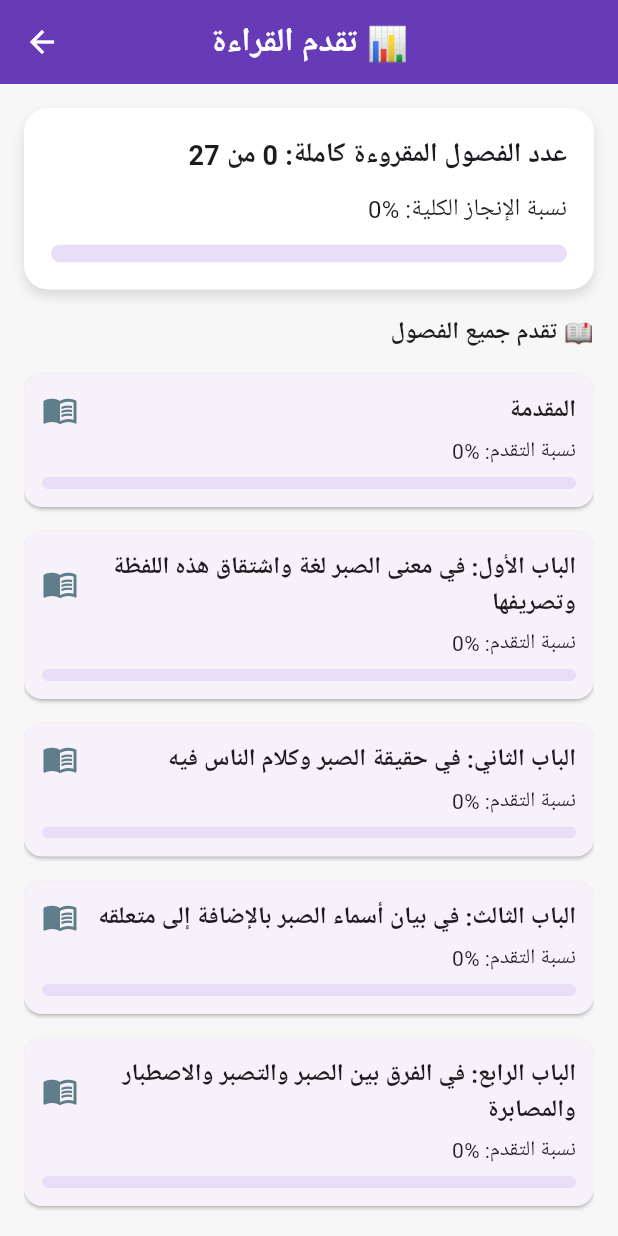
After one commit to taha-majdlawi/odatsapereen_app, a Flutter app: the HomeScreen screen opened directly, in the side drawer, after a tap on "تقدم القراءة", on a phone screen of 412 x 824 dp. The commit adds this screen. Run offline on Flutter 3.47's test engine with Material 3 defaults, Android fonts, the phone set to English and light mode, and no system bars; our stand-ins replace shared_preferences; accounts and stored records are empty.

Commit message:
Add ReadingProgressScreen and integrate it into HomeScreen

```diff
--- a/lib/screens/home_screen.dart
+++ b/lib/screens/home_screen.dart
@@ -1,5 +1,6 @@
 import 'package:flutter/material.dart';
 import 'package:odatsapereen_app/screens/chapter_detailes_screens.dart';
+import 'package:odatsapereen_app/screens/reading_progress_screen.dart';
 import 'package:odatsapereen_app/screens/search_screen.dart';
 import 'package:odatsapereen_app/screens/favorites_screen.dart';
 import 'package:odatsapereen_app/utils/read_provider.dart';
@@ -113,6 +114,19 @@ class HomeScreen extends StatelessWidget {
                 ],
               ),
             ),
+            ListTile(
+              leading: const Icon(Icons.bar_chart),
+              title: const Text('تقدم القراءة'),
+              onTap: () {
+                Navigator.pop(context);
+                Navigator.push(
+                  context,
+                  MaterialPageRoute(
+                    builder: (_) => const ReadingProgressScreen(),
+                  ),
+                );
+              },
+            ),
           ],
         ),
       ),
--- /dev/null
+++ b/lib/screens/reading_progress_screen.dart
@@ -0,0 +1,181 @@
+import 'package:flutter/material.dart';
+import 'package:provider/provider.dart';
+
+import '../data/chapters_data_clean.dart';
+import '../utils/read_provider.dart';
+import '../utils/read_position_provider.dart';
+
+class ReadingProgressScreen extends StatelessWidget {
+  const ReadingProgressScreen({super.key});
+
+  @override
+  Widget build(BuildContext context) {
+    final readProvider = Provider.of<ReadProvider>(context);
+    final posProvider = Provider.of<ReadPositionProvider>(context);
+
+    final totalChapters = chapters.length;
+
+    // عدد الفصول المقروءة كاملة
+    final readCount = chapters
+        .where((ch) => readProvider.isRead((ch['title'] ?? '').toString()))
+        .length;
+
+    final globalProgress =
+        totalChapters == 0 ? 0.0 : (readCount / totalChapters).clamp(0.0, 1.0);
+
+    final globalPercent = (globalProgress * 100).toStringAsFixed(0);
+
+    return Scaffold(
+      appBar: AppBar(
+        title: const Text(
+          '📊 تقدم القراءة',
+          textDirection: TextDirection.rtl,
+          style: TextStyle(fontWeight: FontWeight.bold),
+        ),
+        centerTitle: true,
+      ),
+      body: Padding(
+        padding: const EdgeInsets.all(16),
+        child: Column(
+          children: [
+            // بطاقة التقدم العام
+            Container(
+              width: double.infinity,
+              padding: const EdgeInsets.all(18),
+              decoration: BoxDecoration(
+                color: Theme.of(context).cardColor,
+                borderRadius: BorderRadius.circular(16),
+                boxShadow: const [
+                  BoxShadow(
+                    color: Colors.black12,
+                    blurRadius: 6,
+                    offset: Offset(0, 4),
+                  ),
+                ],
+              ),
+              child: Column(
+                crossAxisAlignment: CrossAxisAlignment.end,
+                children: [
+                  Text(
+                    'عدد الفصول المقروءة كاملة: $readCount من $totalChapters',
+                    textDirection: TextDirection.rtl,
+                    style: const TextStyle(
+                      fontSize: 18,
+                      fontWeight: FontWeight.w700,
+                    ),
+                  ),
+                  const SizedBox(height: 10),
+                  Text(
+                    'نسبة الإنجاز الكلية: %$globalPercent',
+                    textDirection: TextDirection.rtl,
+                    style: const TextStyle(fontSize: 16),
+                  ),
+                  const SizedBox(height: 12),
+                  ClipRRect(
+                    borderRadius: BorderRadius.circular(12),
+                    child: LinearProgressIndicator(
+                      value: globalProgress,
+                      minHeight: 12,
+                    ),
+                  ),
+                ],
+              ),
+            ),
+
+            const SizedBox(height: 16),
+
+            Align(
+              alignment: Alignment.centerRight,
+              child: Text(
+                '📖 تقدم جميع الفصول',
+                textDirection: TextDirection.rtl,
+                style: const TextStyle(
+                  fontSize: 16,
+                  fontWeight: FontWeight.bold,
+                ),
+              ),
+            ),
+
+            const SizedBox(height: 8),
+
+            // قائمة جميع الفصول مع نسبة التقدم لكل فصل
+            Expanded(
+              child: ListView.builder(
+                itemCount: chapters.length,
+                itemBuilder: (context, index) {
+                  final chapter = chapters[index];
+                  final title = (chapter['title'] ?? '').toString();
+                  final content = (chapter['content'] ?? '').toString();
+
+                  final savedScroll = posProvider.getPosition(title);
+
+                  // تقدير طول الفصل بصريًا
+                  final estimatedHeight = (content.length / 2).toDouble();
+
+                  final progress = estimatedHeight <= 0
+                      ? 0.0
+                      : (savedScroll / estimatedHeight).clamp(0.0, 1.0);
+
+                  final percent = (progress * 100).toStringAsFixed(0);
+
+                  final isRead = readProvider.isRead(title);
+
+                  return Card(
+                    margin: const EdgeInsets.symmetric(vertical: 8),
+                    child: Padding(
+                      padding: const EdgeInsets.all(12),
+                      child: Column(
+                        crossAxisAlignment: CrossAxisAlignment.end,
+                        children: [
+                          Row(
+                            children: [
+                              if (isRead)
+                                const Icon(Icons.check_circle,
+                                    color: Colors.green),
+                              if (!isRead)
+                                const Icon(Icons.menu_book,
+                                    color: Colors.blueGrey),
+                              const SizedBox(width: 8),
+                              Expanded(
+                                child: Text(
+                                  title,
+                                  textDirection: TextDirection.rtl,
+                                  style: const TextStyle(
+                                    fontSize: 16,
+                                    fontWeight: FontWeight.w600,
+                                  ),
+                                ),
+                              ),
+                            ],
+                          ),
+
+                          const SizedBox(height: 6),
+
+                          Text(
+                            'نسبة التقدم: %$percent',
+                            textDirection: TextDirection.rtl,
+                            style: const TextStyle(fontSize: 14),
+                          ),
+
+                          const SizedBox(height: 6),
+
+                          ClipRRect(
+                            borderRadius: BorderRadius.circular(8),
+                            child: LinearProgressIndicator(
+                              value: progress,
+                              minHeight: 8,
+                            ),
+                          ),
+                        ],
+                      ),
+                    ),
+                  );
+                },
+              ),
+            ),
+          ],
+        ),
+      ),
+    );
+  }
+}
--- a/pubspec.yaml
+++ b/pubspec.yaml
@@ -16,7 +16,7 @@ publish_to: 'none' # Remove this line if you wish to publish to pub.dev
 # https://developer.apple.com/library/archive/documentation/General/Reference/InfoPlistKeyReference/Articles/CoreFoundationKeys.html
 # In Windows, build-name is used as the major, minor, and patch parts
 # of the product and file versions while build-number is used as the build suffix.
-version: 1.0.2+2
+version: 1.0.3+4
 
 environment:
   sdk: ^3.10.3
```
